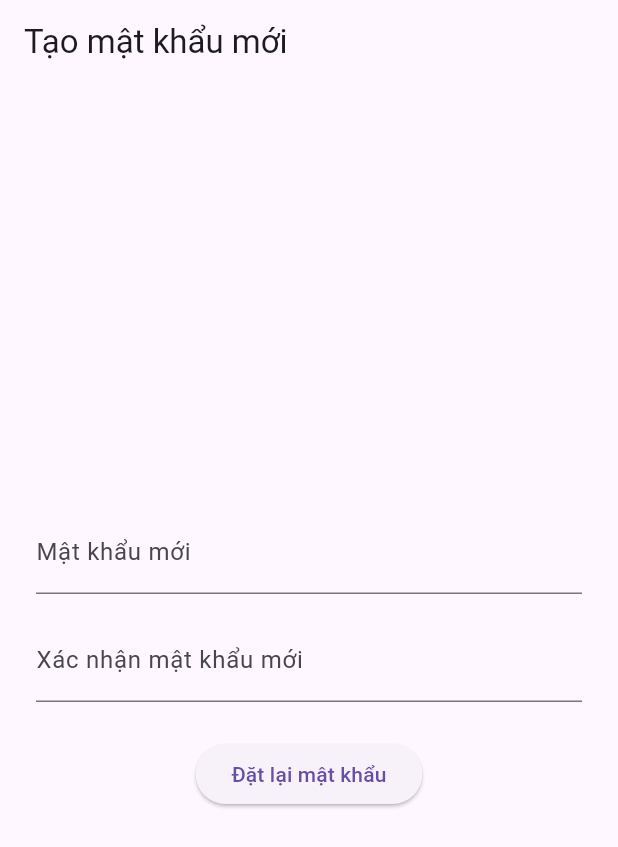
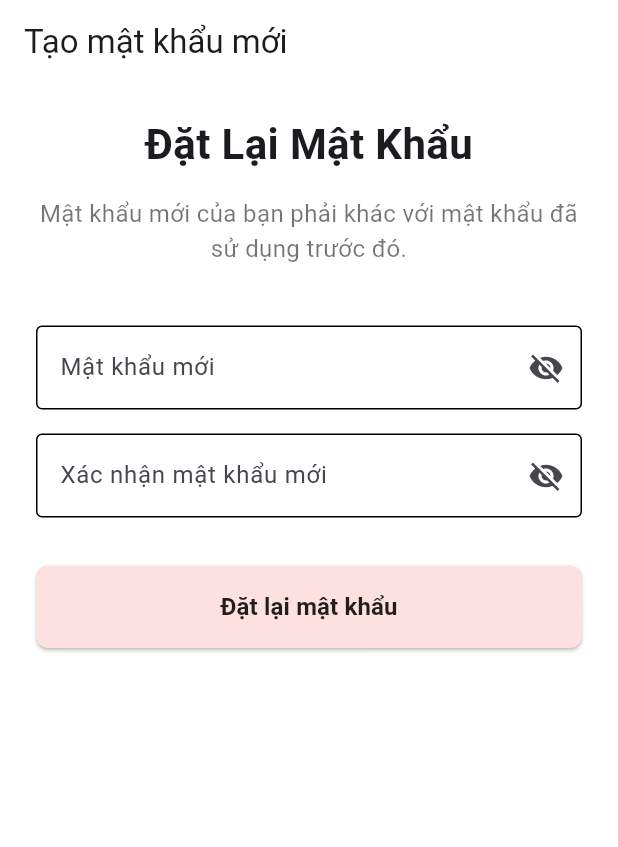
Before and after one commit to HoangMinh0106/doan_ltmobi, a Flutter app: the ResetPasswordScreen screen opened directly with empty values, on a phone screen of 412 x 824 dp. Shown: the top 847 px of the screen. Run offline on Flutter 3.47's test engine with Material 3 defaults, Android fonts, the light colour scheme and no system bars; our stand-ins replace image_picker, pinput, random_string; missing offline and left inert: mailer, mongo_dart.

Commit message:
login-reset-verify

```diff
--- a/lib/page/login_screen.dart
+++ b/lib/page/login_screen.dart
@@ -163,7 +163,7 @@ class _LoginScreenState extends State<LoginScreen> {
                     ),
                   ),
                 ),
-                const SizedBox(height: 15),
+                const SizedBox(height: 10),
                 ElevatedButton(
                   onPressed: _loginUser,
                   style: ElevatedButton.styleFrom(
--- a/lib/page/reset_password_screen.dart
+++ b/lib/page/reset_password_screen.dart
@@ -1,3 +1,5 @@
+// lib/page/reset_password_screen.dart (Giao diện mới)
+
 import 'package:flutter/material.dart';
 import 'package:doan_ltmobi/dpHelper/mongodb.dart';
 import 'package:mongo_dart/mongo_dart.dart' as M;
@@ -16,72 +18,178 @@ class _ResetPasswordScreenState extends State<ResetPasswordScreen> {
   final TextEditingController _confirmPasswordController = TextEditingController();
   bool _isLoading = false;
 
+  // Thêm các biến trạng thái để điều khiển việc hiện/ẩn mật khẩu
+  bool _isPasswordVisible = false;
+  bool _isConfirmPasswordVisible = false;
+
   void _resetPassword() async {
+    // --- PHẦN LOGIC GIỮ NGUYÊN, KHÔNG THAY ĐỔI ---
     final newPassword = _passwordController.text;
     final confirmPassword = _confirmPasswordController.text;
 
     if (newPassword.isEmpty || newPassword.length < 6) {
+      if (mounted) {
         ScaffoldMessenger.of(context).showSnackBar(
           const SnackBar(content: Text('Mật khẩu phải có ít nhất 6 ký tự.')),
         );
+      }
       return;
     }
 
     if (newPassword != confirmPassword) {
+      if (mounted) {
         ScaffoldMessenger.of(context).showSnackBar(
           const SnackBar(content: Text('Mật khẩu xác nhận không khớp.')),
         );
+      }
       return;
     }
     setState(() => _isLoading = true);
 
-    // Cập nhật mật khẩu mới và xóa token
     await MongoDatabase.userCollection.update(
       M.where.eq('email', widget.email),
       M.modify
           .set('password', newPassword)
-        .unset('resetToken') // Xóa token để không thể sử dụng lại
+          .unset('resetToken')
           .unset('resetTokenExpiry'),
     );
 
+    if (mounted) {
       ScaffoldMessenger.of(context).showSnackBar(
-        const SnackBar(content: Text('Đặt lại mật khẩu thành công! Vui lòng đăng nhập.')),
+        const SnackBar(
+            content: Text('Đặt lại mật khẩu thành công! Vui lòng đăng nhập.')),
       );
 
-    // Điều hướng về màn hình đăng nhập
       Navigator.pushAndRemoveUntil(
         context,
         MaterialPageRoute(builder: (context) => const LoginScreen()),
         (Route<dynamic> route) => false,
       );
     }
+  }
 
   @override
   Widget build(BuildContext context) {
+    // --- GIAO DIỆN ĐƯỢC THIẾT KẾ LẠI ---
     return Scaffold(
-      appBar: AppBar(title: const Text('Tạo mật khẩu mới')),
-      body: Padding(
-        padding: const EdgeInsets.all(24.0),
+      backgroundColor: Colors.white,
+      appBar: AppBar(
+        title: const Text('Tạo mật khẩu mới'),
+        backgroundColor: Colors.white,
+        elevation: 0,
+        iconTheme: const IconThemeData(color: Colors.black),
+      ),
+      body: SafeArea(
+        child: SingleChildScrollView(
+          child: Padding(
+            padding: const EdgeInsets.symmetric(horizontal: 24.0),
             child: Column(
-          mainAxisAlignment: MainAxisAlignment.center,
+              crossAxisAlignment: CrossAxisAlignment.stretch,
               children: [
+                const SizedBox(height: 20),
+                const Text(
+                  'Đặt Lại Mật Khẩu',
+                  textAlign: TextAlign.center,
+                  style: TextStyle(fontSize: 28, fontWeight: FontWeight.bold),
+                ),
+                const SizedBox(height: 15),
+                const Text(
+                  'Mật khẩu mới của bạn phải khác với mật khẩu đã sử dụng trước đó.',
+                  textAlign: TextAlign.center,
+                  style: TextStyle(fontSize: 16, color: Colors.black54),
+                ),
+                const SizedBox(height: 40),
+
+                // Ô nhập mật khẩu mới
                 TextField(
                   controller: _passwordController,
-              decoration: const InputDecoration(labelText: 'Mật khẩu mới'),
-              obscureText: true,
+                  obscureText: !_isPasswordVisible, // Điều khiển ẩn/hiện text
+                  decoration: InputDecoration(
+                    labelText: 'Mật khẩu mới',
+                    border: OutlineInputBorder(
+                      borderRadius: BorderRadius.circular(8.0),
+                    ),
+                    floatingLabelStyle: const TextStyle(color: Colors.black),
+                    enabledBorder: const OutlineInputBorder(
+                      borderSide: BorderSide(color: Color.fromARGB(255, 0, 0, 0)),
+                    ),
+                    focusedBorder: const OutlineInputBorder(
+                      borderSide: BorderSide(color: Color.fromARGB(255, 0, 0, 0), width: 2),
+                    ),
+                    suffixIcon: IconButton(
+                      icon: Icon(
+                        _isPasswordVisible
+                            ? Icons.visibility
+                            : Icons.visibility_off,
+                      ),
+                      onPressed: () {
+                        setState(() {
+                          _isPasswordVisible = !_isPasswordVisible;
+                        });
+                      },
+                    ),
+                  ),
                 ),
                 const SizedBox(height: 16),
+
+                // Ô xác nhận mật khẩu
                 TextField(
                   controller: _confirmPasswordController,
-              decoration: const InputDecoration(labelText: 'Xác nhận mật khẩu mới'),
-              obscureText: true,
+                  obscureText: !_isConfirmPasswordVisible, // Điều khiển ẩn/hiện text
+                  decoration: InputDecoration(
+                    labelText: 'Xác nhận mật khẩu mới',
+                    border: OutlineInputBorder(
+                      borderRadius: BorderRadius.circular(8.0),
                     ),
-            const SizedBox(height: 24),
+                     floatingLabelStyle: const TextStyle(color: Colors.black),
+                    enabledBorder: const OutlineInputBorder(
+                      borderSide: BorderSide(color: Color.fromARGB(255, 0, 0, 0)),
+                    ),
+                    focusedBorder: const OutlineInputBorder(
+                      borderSide: BorderSide(color: Color.fromARGB(255, 0, 0, 0), width: 2),
+                    ),
+                    suffixIcon: IconButton(
+                      icon: Icon(
+                        _isConfirmPasswordVisible
+                            ? Icons.visibility
+                            : Icons.visibility_off,
+                      ),
+                      onPressed: () {
+                        setState(() {
+                          _isConfirmPasswordVisible = !_isConfirmPasswordVisible;
+                        });
+                      },
+                    ),
+                  ),
+                ),
+                const SizedBox(height: 32),
+
+                // Nút bấm được tạo kiểu lại
                 ElevatedButton(
                   onPressed: _isLoading ? null : _resetPassword,
-              child: _isLoading ? const CircularProgressIndicator() : const Text('Đặt lại mật khẩu'),
+                  style: ElevatedButton.styleFrom(
+                    backgroundColor: const Color(0xFFFDE0E0),
+                    padding: const EdgeInsets.symmetric(vertical: 16),
+                    shape: RoundedRectangleBorder(
+                      borderRadius: BorderRadius.circular(8.0),
+                    ),
+                  ),
+                  child: _isLoading
+                      ? const CircularProgressIndicator(
+                          valueColor: AlwaysStoppedAnimation<Color>(Colors.black),
+                        )
+                      : const Text(
+                          'Đặt lại mật khẩu',
+                          style: TextStyle(
+                            fontSize: 16,
+                            color: Colors.black87,
+                            fontWeight: FontWeight.bold,
+                          ),
+                        ),
                 ),
               ],
+            ),
+          ),
         ),
       ),
     );
--- a/lib/page/verify_otp_screen.dart
+++ b/lib/page/verify_otp_screen.dart
@@ -64,7 +64,6 @@ class _VerifyOtpScreenState extends State<VerifyOtpScreen> {
 
   @override
   Widget build(BuildContext context) {
-    // --- Giao diện được thiết kế lại hoàn toàn ---
 
     // Định dạng cho ô nhập OTP (trạng thái bình thường)
     final defaultPinTheme = PinTheme(
```
Also changed, not shown: pubspec.yaml (+6 -5 lines). Lines whose indentation alone changed are shown as unchanged.
